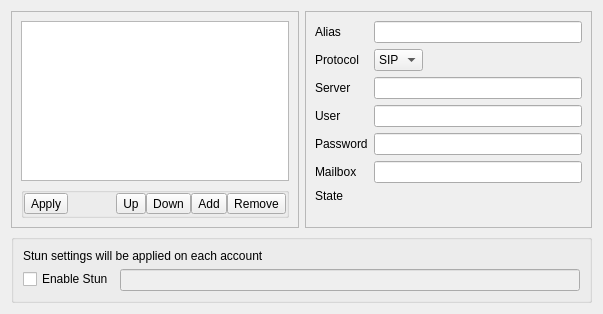
Before: the Qt Designer form src/conf/dlgaccountsbase.ui in KDE/ring-kde, drawn with Qt 5.
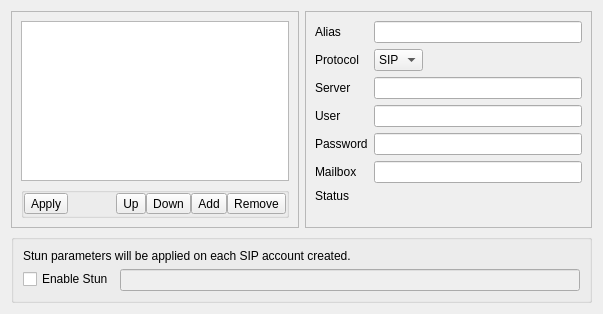
After: the same form once the commit is applied. Custom widgets are drawn as their Qt base class.

What changed in the file:
```diff
--- a/src/conf/dlgaccountsbase.ui
+++ b/src/conf/dlgaccountsbase.ui
@@ -353,7 +353,7 @@
          <item row="6" column="0">
           <widget class="QLabel" name="label7_state">
            <property name="text">
-            <string>State</string>
+            <string>Status</string>
            </property>
           </widget>
          </item>
@@ -379,7 +379,10 @@
       <item>
        <widget class="QLabel" name="label_commonSettings">
         <property name="text">
-         <string>Stun settings will be applied on each account</string>
+         <string>Stun parameters will be applied on each SIP account created.</string>
+        </property>
+        <property name="wordWrap">
+         <bool>true</bool>
         </property>
        </widget>
       </item>
```
Left out of the diff: 16 changed lines with no effect on the pictures.
